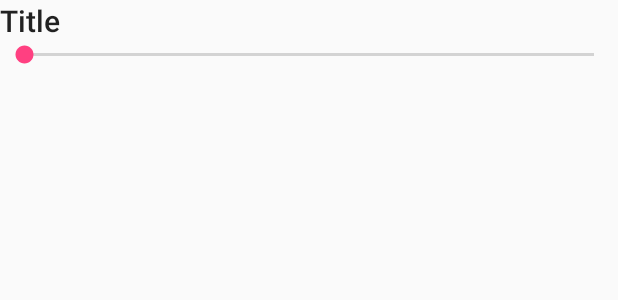
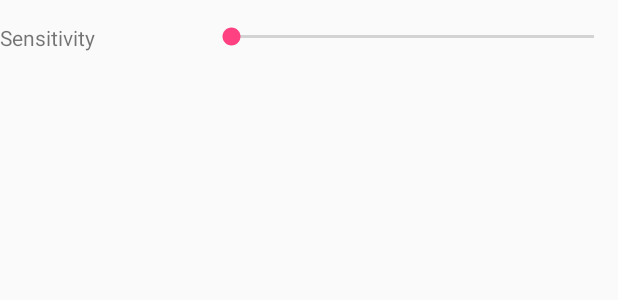
Before and after one commit to nerdaliciousCH/VS_fabischn_AntiTheft, an Android app: the layout seekbar_preference.xml on its own in the app's theme, with its tools: preview values and no code run, on a phone screen of 412 x 824 dp. Shown: the top 300 px of the screen. Run offline under Robolectric (Android 15) with nearby library versions, the phone set to English and light mode, and no system bars.

Commit message:
Add seekbars

```diff
--- a/app/src/main/res/layout/seekbar_preference.xml
+++ b/app/src/main/res/layout/seekbar_preference.xml
@@ -1,22 +1,25 @@
 <?xml version="1.0" encoding="utf-8"?>
 <LinearLayout xmlns:android="http://schemas.android.com/apk/res/android"
-              android:id="@android:id/widget_frame"
               android:layout_width="match_parent"
-              android:layout_height="match_parent"
-              android:orientation="vertical" >
+              android:layout_height="50dp"
+              android:gravity="center_vertical" >
+
 
     <TextView
-        android:id="@android:id/title"
-        style="@android:style/TextAppearance.DeviceDefault.SearchResult.Title"
+        android:id="@android:id/summary"
         android:layout_width="wrap_content"
-        android:layout_height="wrap_content"
-        android:text="Title" />
+        android:layout_weight="1"
+        android:text="@string/pref_sensitivity"
+        android:layout_height="wrap_content" />
+
+    <SeekBar
+        android:id="@+id/seekbar"
+        android:layout_width="wrap_content"
+        android:layout_height="match_parent"
+        android:layout_weight="3"/>
 
 
 
-    <SeekBar
-        android:id="@+id/seekbar"
-        android:layout_width="match_parent"
-        android:layout_height="wrap_content" />
+
 
 </LinearLayout>
```
Also changed, not shown: app/src/main/java/ch/ethz/inf/vs/a1/fabischn/antitheft/SeekbarPreference.java (+67 -8 lines), app/src/main/res/xml/preferences.xml (+1 -8 lines).
